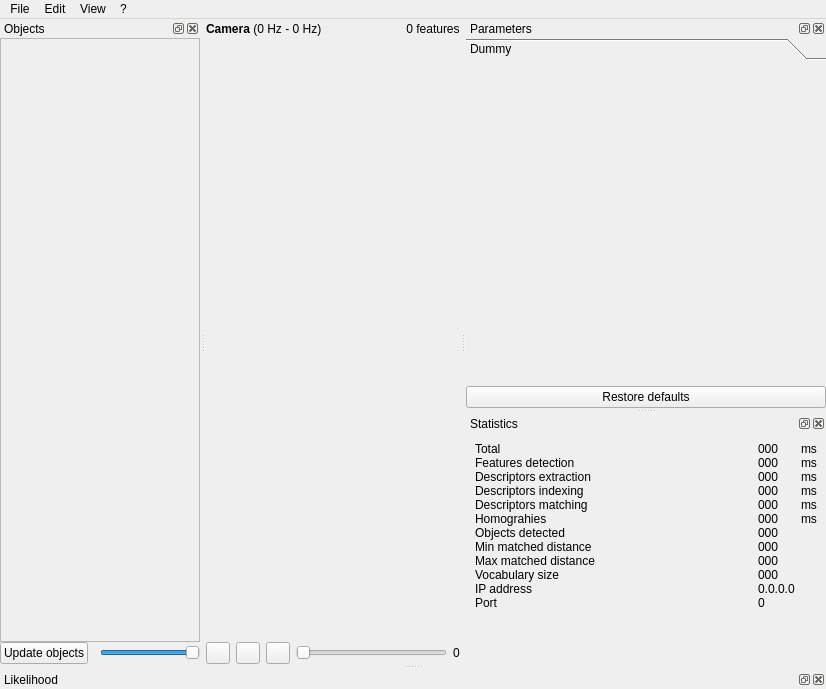
Old version of the form src/ui/mainWindow.ui in the repository introlab/find-object.
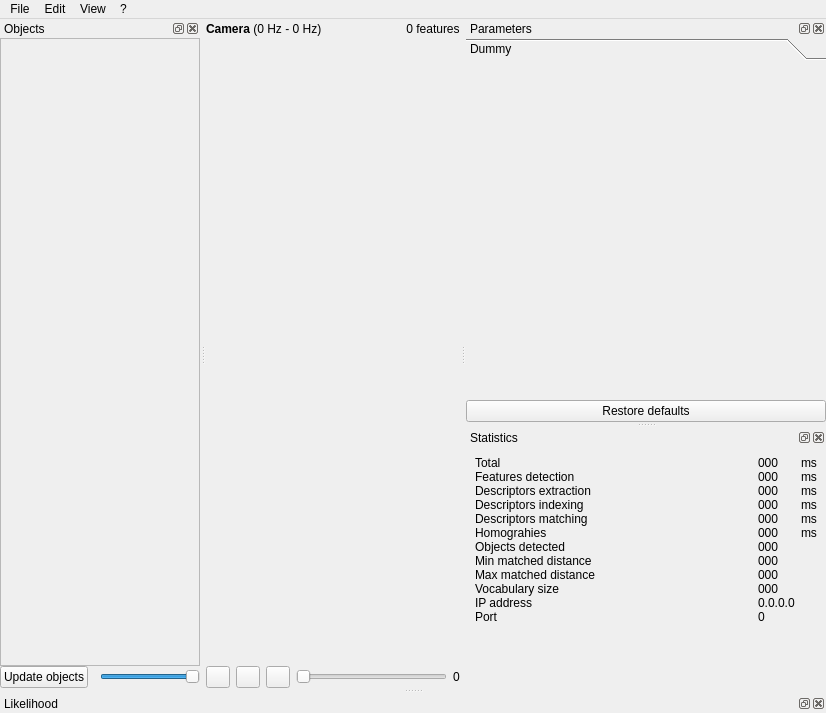
New version of the form. Icons and pictures are not drawn. Custom widgets are drawn as their Qt base class.

```diff
--- a/src/ui/mainWindow.ui
+++ b/src/ui/mainWindow.ui
@@ -7,7 +7,7 @@
     <x>0</x>
     <y>0</y>
     <width>826</width>
-    <height>689</height>
+    <height>713</height>
    </rect>
   </property>
   <property name="windowTitle">
@@ -346,7 +346,7 @@
           <x>0</x>
           <y>0</y>
           <width>198</width>
-          <height>559</height>
+          <height>583</height>
          </rect>
         </property>
         <layout class="QVBoxLayout" name="verticalLayout_objects">
```
Left out of the diff: 9 changed lines with no effect on the pictures.
